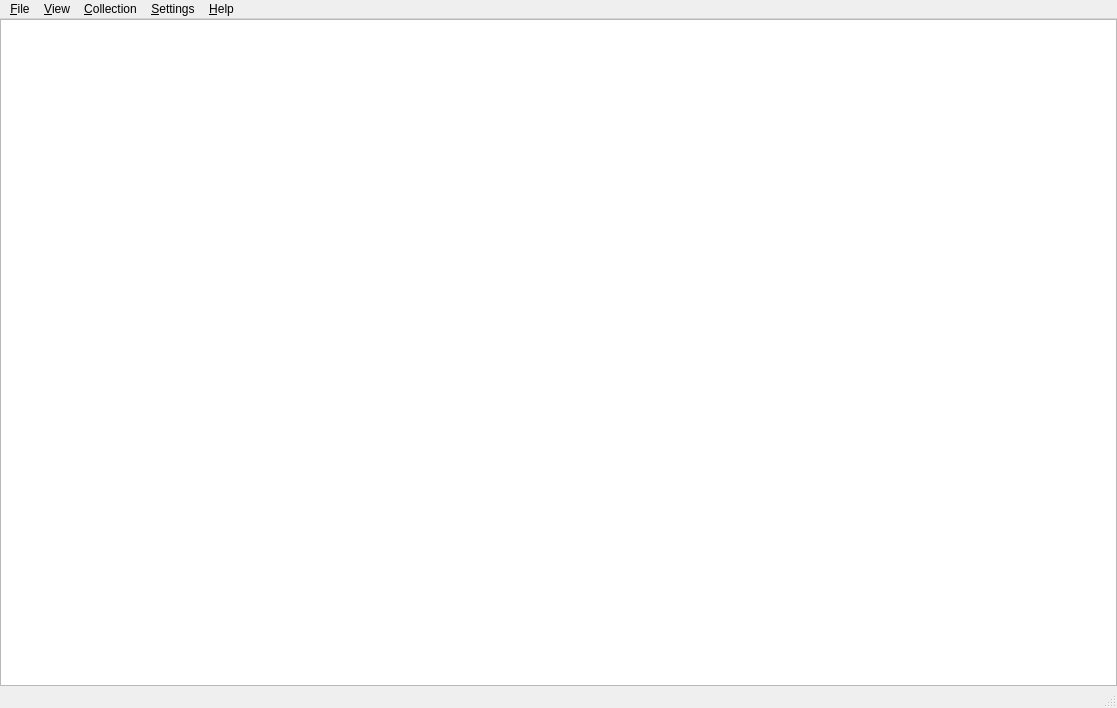
This is src/home/flibrary/ui/MainWindow.ui in heimdallr/books as Qt 5 draws it before an edit. The edited form follows.
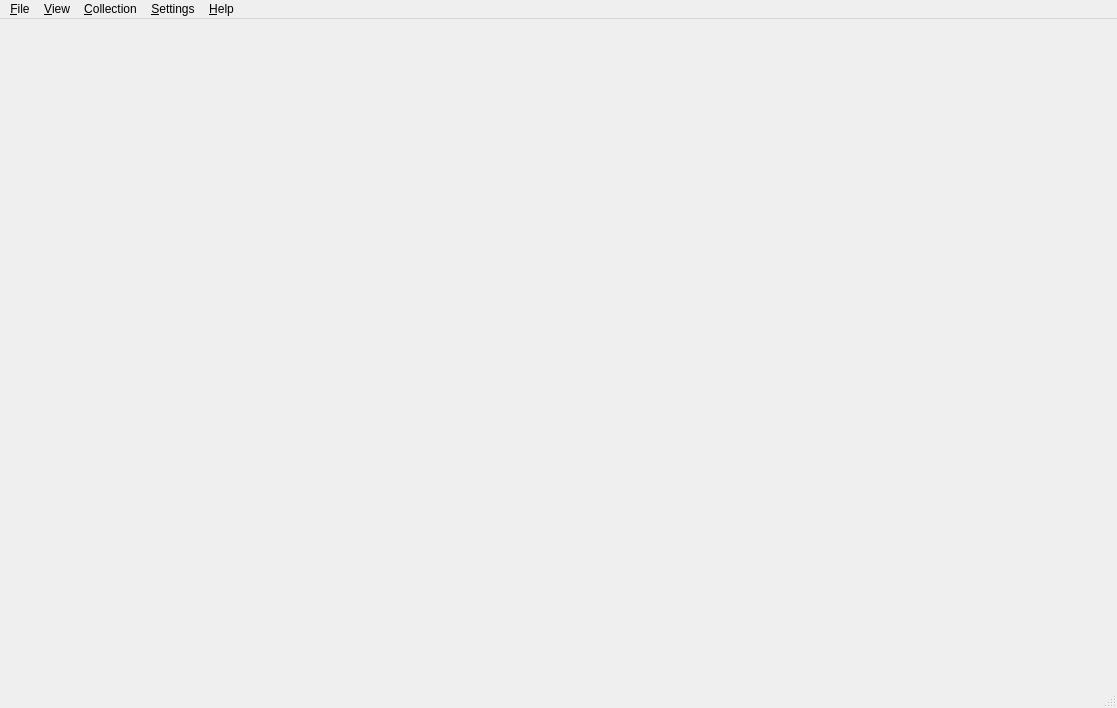
This is the edited form.

Patch:
```diff
--- a/src/home/flibrary/ui/MainWindow.ui
+++ b/src/home/flibrary/ui/MainWindow.ui
@@ -151,13 +151,6 @@
                <property name="bottomMargin">
                 <number>0</number>
                </property>
-               <item>
-                <widget class="QPlainTextEdit" name="plainTextEdit">
-                 <property name="readOnly">
-                  <bool>true</bool>
-                 </property>
-                </widget>
-               </item>
               </layout>
              </widget>
             </widget>
```
